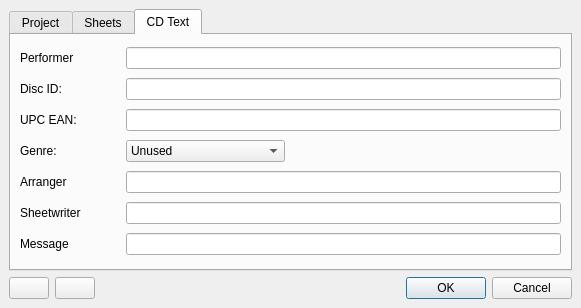
First picture: the form in src/traverso/ui/ProjectManagerDialog.ui, repository ErwanLegrand/Traverso-DAW, before the edit.
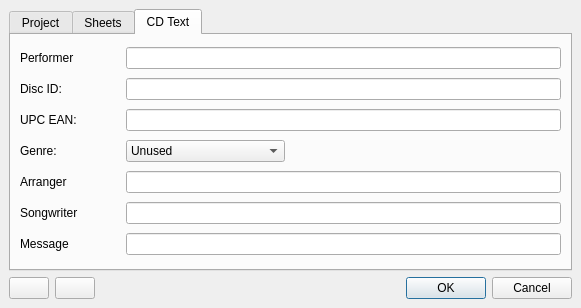
Second picture: the form after the edit. The open tabs and pages were chosen to show the change.

Commit message: * Songwriter shouldn't have been renamed to Sheet!

The edit to the form file:
```diff
--- a/src/traverso/ui/ProjectManagerDialog.ui
+++ b/src/traverso/ui/ProjectManagerDialog.ui
@@ -625,7 +625,7 @@
        <item row="5" column="0" >
         <widget class="QLabel" name="label_9" >
          <property name="text" >
-          <string>Sheetwriter</string>
+          <string>Songwriter</string>
          </property>
         </widget>
        </item>
```
Left out of the diff: 2 changed lines with no effect on the pictures. The commit also changes 9 other files.
